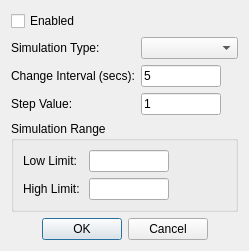
Before: the Qt Designer form omodsim/dialogs/dialogautosimulation.ui in sanny32/OpenModSim, drawn with Qt 5.
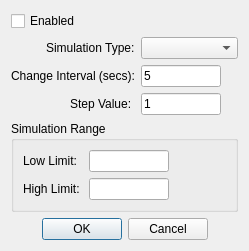
After: the same form once the commit is applied. Custom widgets are drawn as their Qt base class.

Diff of the .ui file:
```diff
--- a/omodsim/dialogs/dialogautosimulation.ui
+++ b/omodsim/dialogs/dialogautosimulation.ui
@@ -23,6 +23,9 @@
    </item>
    <item>
     <layout class="QFormLayout" name="formLayout">
+     <property name="labelAlignment">
+      <set>Qt::AlignRight|Qt::AlignTrailing|Qt::AlignVCenter</set>
+     </property>
      <item row="0" column="0">
       <widget class="QLabel" name="labelSimulationType">
        <property name="text">
```
